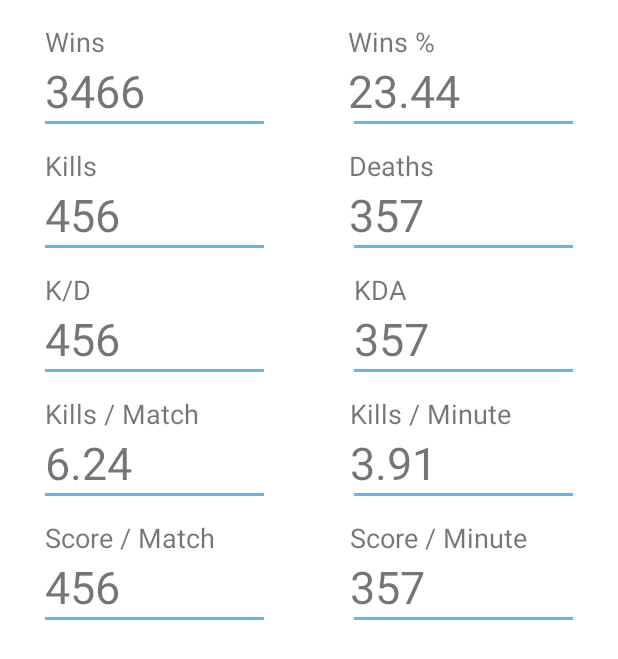
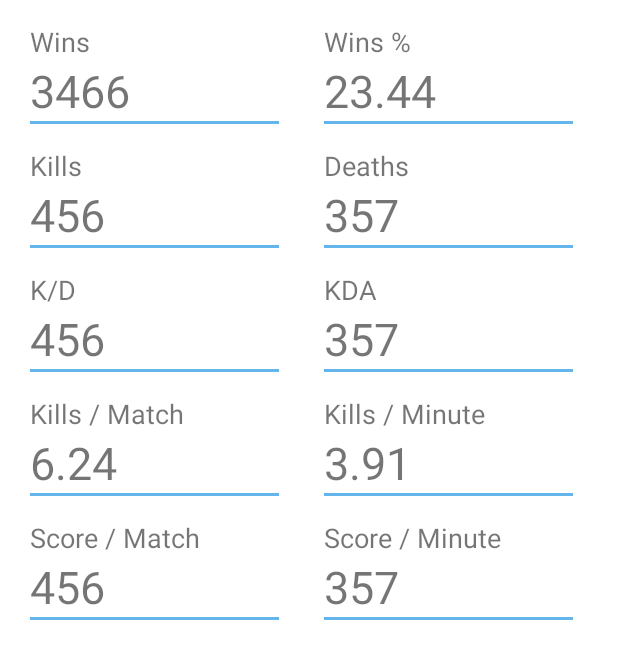
Before and after one commit to cam2332/StatsFromMOBA, an Android app: the layout player_overall_stats.xml on its own in the app's theme, with its tools: preview values and no code run, on a phone screen of 412 x 824 dp. Shown: the top 659 px of the screen. Run offline under Robolectric (Android 15) with nearby library versions, the phone set to English and light mode, and no system bars.

```diff
--- a/app/src/main/java/com/example/statsfrommoba/ChartActivity.java
+++ b/app/src/main/java/com/example/statsfrommoba/ChartActivity.java
@@ -41,7 +41,7 @@ public class ChartActivity extends AppCompatActivity {
                 {"'17.11.2019'", "7", "-4"},
                 {"'18.11.2019'", "6", "-1"},
                 {"'19.11.2019'", "2", "-3"},
-                {"'20.11.2019'", "2", "0"},
+                {"'20.11.2019'", "2", "-0"},
                 {"'21.11.2019'", "9", "-2"},
                 {"'22.11.2019'", "5", "-6"},
         };
--- a/app/src/main/res/layout/activity_search_players.xml
+++ b/app/src/main/res/layout/activity_search_players.xml
@@ -44,7 +44,7 @@
             android:layout_row="0"
             android:layout_column="0"
             android:layout_marginStart="20dp"
-            android:text="Username"
+            android:text="@string/search_username"
             android:textSize="26sp" />
 
         <TextView
@@ -54,7 +54,7 @@
             android:layout_row="0"
             android:layout_column="2"
             android:layout_marginEnd="40dp"
-            android:text="Rank"
+            android:text="@string/search_rank"
             android:textAlignment="center"
             android:textSize="26sp" />
     </GridLayout>
--- a/app/src/main/res/layout/player_overall_stats.xml
+++ b/app/src/main/res/layout/player_overall_stats.xml
@@ -18,7 +18,7 @@
             android:layout_height="wrap_content"
             android:layout_weight="1"
             android:orientation="vertical"
-            android:paddingStart="30dp"
+            android:paddingStart="20dp"
             android:paddingTop="15dp"
             android:paddingEnd="10dp">
 
@@ -39,6 +39,15 @@
                 android:text="3466"
                 android:textAlignment="textStart"
                 android:textSize="30sp" />
+
+            <View
+                android:id="@+id/divider3"
+                android:layout_width="match_parent"
+                android:layout_height="2dp"
+                android:layout_marginEnd="10dp"
+                android:layout_weight="1"
+                android:background="#BFFFFFFF"
+                android:backgroundTint="@color/colorBehindPlayerProfileTop" />
         </LinearLayout>
 
         <LinearLayout
@@ -48,7 +57,7 @@
             android:layout_weight="1"
             android:clickable="true"
             android:orientation="vertical"
-            android:paddingStart="30dp"
+            android:paddingStart="10dp"
             android:paddingTop="15dp"
             android:paddingEnd="10dp">
 
@@ -67,34 +76,16 @@
                 android:text="23.44"
                 android:textAlignment="textStart"
                 android:textSize="30sp" />
-        </LinearLayout>
-    </LinearLayout>
-
-    <LinearLayout
-        android:id="@+id/divider"
-        android:layout_width="match_parent"
-        android:layout_height="wrap_content"
-        android:orientation="horizontal">
-
-        <View
-            android:id="@+id/divider3"
-            android:layout_width="match_parent"
-            android:layout_height="2dp"
-            android:layout_marginLeft="30dp"
-            android:layout_marginRight="30dp"
-            android:layout_weight="1"
-            android:background="#BFFFFFFF"
-            android:backgroundTint="@color/colorBehindPlayerProfileTop" />
 
             <View
                 android:id="@+id/divider2"
                 android:layout_width="match_parent"
                 android:layout_height="2dp"
-            android:layout_marginLeft="30dp"
-            android:layout_marginRight="30dp"
+                android:layout_marginEnd="20dp"
                 android:layout_weight="1"
                 android:background="#BFFFFFFF"
                 android:backgroundTint="@color/colorBehindPlayerProfileTop" />
+        </LinearLayout>
     </LinearLayout>
 
 
@@ -110,7 +101,7 @@
             android:layout_weight="1"
             android:clickable="true"
             android:orientation="vertical"
-            android:paddingStart="30dp"
+            android:paddingStart="20dp"
             android:paddingTop="15dp"
             android:paddingEnd="10dp">
 
@@ -129,6 +120,15 @@
                 android:text="456"
                 android:textAlignment="textStart"
                 android:textSize="30sp" />
+
+            <View
+                android:id="@+id/divider5"
+                android:layout_width="match_parent"
+                android:layout_height="2dp"
+                android:layout_marginEnd="10dp"
+                android:layout_weight="1"
+                android:background="#BFFFFFFF"
+                android:backgroundTint="@color/colorBehindPlayerProfileTop" />
         </LinearLayout>
 
         <LinearLayout
@@ -138,7 +138,7 @@
             android:layout_weight="1"
             android:clickable="true"
             android:orientation="vertical"
-            android:paddingStart="30dp"
+            android:paddingStart="10dp"
             android:paddingTop="15dp"
             android:paddingEnd="10dp">
 
@@ -157,36 +157,18 @@
                 android:text="357"
                 android:textAlignment="textStart"
                 android:textSize="30sp" />
-        </LinearLayout>
-    </LinearLayout>
-
-
-    <LinearLayout
-        android:id="@+id/divider10"
-        android:layout_width="match_parent"
-        android:layout_height="wrap_content"
-        android:orientation="horizontal">
-
-        <View
-            android:id="@+id/divider5"
-            android:layout_width="match_parent"
-            android:layout_height="2dp"
-            android:layout_marginLeft="30dp"
-            android:layout_marginRight="30dp"
-            android:layout_weight="1"
-            android:background="#BFFFFFFF"
-            android:backgroundTint="@color/colorBehindPlayerProfileTop" />
 
             <View
                 android:id="@+id/divider4"
                 android:layout_width="match_parent"
                 android:layout_height="2dp"
-            android:layout_marginLeft="30dp"
-            android:layout_marginRight="30dp"
+                android:layout_marginEnd="20dp"
                 android:layout_weight="1"
                 android:background="#BFFFFFFF"
                 android:backgroundTint="@color/colorBehindPlayerProfileTop" />
         </LinearLayout>
+    </LinearLayout>
+
 
     <LinearLayout
         android:layout_width="match_parent"
@@ -200,7 +182,7 @@
             android:layout_weight="1"
             android:clickable="true"
             android:orientation="vertical"
-            android:paddingStart="30dp"
+            android:paddingStart="20dp"
             android:paddingTop="15dp"
             android:paddingEnd="10dp">
 
@@ -219,6 +201,15 @@
                 android:text="456"
                 android:textAlignment="textStart"
                 android:textSize="30sp" />
+
+            <View
+                android:id="@+id/divider7"
+                android:layout_width="match_parent"
+                android:layout_height="2dp"
+                android:layout_marginEnd="10dp"
+                android:layout_weight="1"
+                android:background="#BFFFFFFF"
+                android:backgroundTint="@color/colorBehindPlayerProfileTop" />
         </LinearLayout>
 
         <LinearLayout
@@ -228,7 +219,7 @@
             android:layout_weight="1"
             android:clickable="true"
             android:orientation="vertical"
-            android:paddingStart="30dp"
+            android:paddingStart="10dp"
             android:paddingTop="15dp"
             android:paddingEnd="10dp">
 
@@ -247,34 +238,16 @@
                 android:text="357"
                 android:textAlignment="textStart"
                 android:textSize="30sp" />
-        </LinearLayout>
-    </LinearLayout>
-
-    <LinearLayout
-        android:id="@+id/divider11"
-        android:layout_width="match_parent"
-        android:layout_height="wrap_content"
-        android:orientation="horizontal">
-
-        <View
-            android:id="@+id/divider7"
-            android:layout_width="match_parent"
-            android:layout_height="2dp"
-            android:layout_marginLeft="30dp"
-            android:layout_marginRight="30dp"
-            android:layout_weight="1"
-            android:background="#BFFFFFFF"
-            android:backgroundTint="@color/colorBehindPlayerProfileTop" />
 
             <View
                 android:id="@+id/divider6"
                 android:layout_width="match_parent"
                 android:layout_height="2dp"
-            android:layout_marginLeft="30dp"
-            android:layout_marginRight="30dp"
+                android:layout_marginEnd="20dp"
                 android:layout_weight="1"
                 android:background="#BFFFFFFF"
                 android:backgroundTint="@color/colorBehindPlayerProfileTop" />
+        </LinearLayout>
     </LinearLayout>
 
     <LinearLayout
@@ -289,7 +262,7 @@
             android:layout_weight="1"
             android:clickable="true"
             android:orientation="vertical"
-            android:paddingStart="30dp"
+            android:paddingStart="20dp"
             android:paddingTop="15dp"
             android:paddingEnd="10dp">
 
@@ -308,6 +281,15 @@
                 android:text="6.24"
                 android:textAlignment="textStart"
                 android:textSize="30sp" />
+
+            <View
+                android:id="@+id/divider9"
+                android:layout_width="match_parent"
+                android:layout_height="2dp"
+                android:layout_marginEnd="10dp"
+                android:layout_weight="1"
+                android:background="#BFFFFFFF"
+                android:backgroundTint="@color/colorBehindPlayerProfileTop" />
         </LinearLayout>
 
         <LinearLayout
@@ -317,7 +299,7 @@
             android:layout_weight="1"
             android:clickable="true"
             android:orientation="vertical"
-            android:paddingStart="30dp"
+            android:paddingStart="10dp"
             android:paddingTop="15dp"
             android:paddingEnd="10dp">
 
@@ -336,36 +318,18 @@
                 android:text="3.91"
                 android:textAlignment="textStart"
                 android:textSize="30sp" />
-        </LinearLayout>
-    </LinearLayout>
-
-
-    <LinearLayout
-        android:id="@+id/divider12"
-        android:layout_width="match_parent"
-        android:layout_height="wrap_content"
-        android:orientation="horizontal">
-
-        <View
-            android:id="@+id/divider9"
-            android:layout_width="match_parent"
-            android:layout_height="2dp"
-            android:layout_marginLeft="30dp"
-            android:layout_marginRight="30dp"
-            android:layout_weight="1"
-            android:background="#BFFFFFFF"
-            android:backgroundTint="@color/colorBehindPlayerProfileTop" />
 
             <View
                 android:id="@+id/divider8"
                 android:layout_width="match_parent"
                 android:layout_height="2dp"
-            android:layout_marginLeft="30dp"
-            android:layout_marginRight="30dp"
+                android:layout_marginEnd="20dp"
                 android:layout_weight="1"
                 android:background="#BFFFFFFF"
                 android:backgroundTint="@color/colorBehindPlayerProfileTop" />
         </LinearLayout>
+    </LinearLayout>
+
 
     <LinearLayout
         android:layout_width="match_parent"
@@ -379,7 +343,7 @@
             android:layout_weight="1"
             android:clickable="true"
             android:orientation="vertical"
-            android:paddingStart="30dp"
+            android:paddingStart="20dp"
             android:paddingTop="15dp"
             android:paddingEnd="10dp">
 
@@ -398,6 +362,15 @@
                 android:text="456"
                 android:textAlignment="textStart"
                 android:textSize="30sp" />
+
+            <View
+                android:id="@+id/divider14"
+                android:layout_width="match_parent"
+                android:layout_height="2dp"
+                android:layout_marginEnd="10dp"
+                android:layout_weight="1"
+                android:background="#BFFFFFFF"
+                android:backgroundTint="@color/colorBehindPlayerProfileTop" />
         </LinearLayout>
 
         <LinearLayout
@@ -407,7 +380,7 @@
             android:layout_weight="1"
             android:clickable="true"
             android:orientation="vertical"
-            android:paddingStart="30dp"
+            android:paddingStart="10dp"
             android:paddingTop="15dp"
             android:paddingEnd="10dp">
 
@@ -426,34 +399,16 @@
                 android:text="357"
                 android:textAlignment="textStart"
                 android:textSize="30sp" />
-        </LinearLayout>
-    </LinearLayout>
-
-    <LinearLayout
-        android:id="@+id/divider13"
-        android:layout_width="match_parent"
-        android:layout_height="wrap_content"
-        android:orientation="horizontal">
-
-        <View
-            android:id="@+id/divider14"
-            android:layout_width="match_parent"
-            android:layout_height="2dp"
-            android:layout_marginLeft="30dp"
-            android:layout_marginRight="30dp"
-            android:layout_weight="1"
-            android:background="#BFFFFFFF"
-            android:backgroundTint="@color/colorBehindPlayerProfileTop" />
 
             <View
                 android:id="@+id/divider15"
                 android:layout_width="match_parent"
                 android:layout_height="2dp"
-            android:layout_marginLeft="30dp"
-            android:layout_marginRight="30dp"
+                android:layout_marginEnd="20dp"
                 android:layout_weight="1"
                 android:background="#BFFFFFFF"
                 android:backgroundTint="@color/colorBehindPlayerProfileTop" />
         </LinearLayout>
+    </LinearLayout>
 
 </LinearLayout>
--- a/app/src/main/res/values/rest_connection_config.xml
+++ b/app/src/main/res/values/rest_connection_config.xml
@@ -1,4 +1,4 @@
 <?xml version="1.0" encoding="utf-8"?>
 <resources>
-    <string name="rest_server_host" translatable="false">http://192.168.1.102:5000/</string>
+    <string name="rest_server_host" translatable="false">http://192.168.1.106:5000/</string>
 </resources>
--- a/app/src/main/res/values/strings.xml
+++ b/app/src/main/res/values/strings.xml
@@ -24,5 +24,7 @@
     <string name="profile_scorepermatch">Score / Match</string>
     <string name="profile_scoreperminute">Score / Minute</string>
     <string name="profile_activity_title">Profile</string>
+    <string name="search_username">Username</string>
+    <string name="search_rank">Rank</string>
 
 </resources>
```
Also changed, not shown: app/src/main/java/com/example/statsfrommoba/RESTConnector.java (+24 -3 lines), app/src/main/java/com/example/statsfrommoba/SearchPlayersActivityModel.java (+17 -3 lines), 1 other file. Lines whose indentation alone changed are shown as unchanged.
